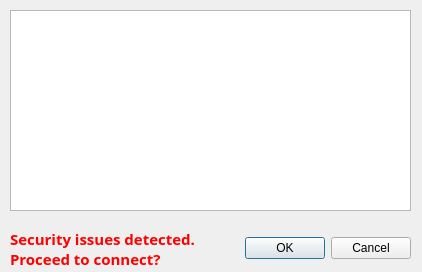
Old version of the form dialogsslerrors.ui in the repository rpoisel/telnetssl.
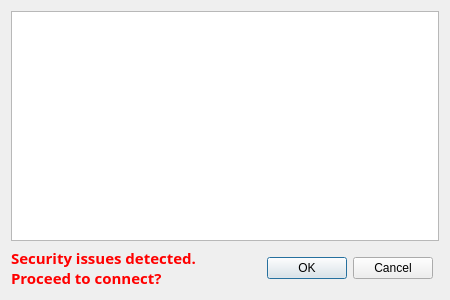
New version of the form.

```diff
--- a/dialogsslerrors.ui
+++ b/dialogsslerrors.ui
@@ -6,48 +6,25 @@
    <rect>
     <x>0</x>
     <y>0</y>
-    <width>422</width>
-    <height>272</height>
+    <width>450</width>
+    <height>300</height>
    </rect>
   </property>
+  <property name="minimumSize">
+   <size>
+    <width>450</width>
+    <height>300</height>
+   </size>
+  </property>
   <property name="windowTitle">
    <string>Dialog</string>
   </property>
-  <widget class="QDialogButtonBox" name="buttonBox">
-   <property name="geometry">
-    <rect>
-     <x>70</x>
-     <y>232</y>
-     <width>341</width>
-     <height>32</height>
-    </rect>
-   </property>
-   <property name="orientation">
-    <enum>Qt::Horizontal</enum>
-   </property>
-   <property name="standardButtons">
-    <set>QDialogButtonBox::Cancel|QDialogButtonBox::Ok</set>
-   </property>
-  </widget>
-  <widget class="QListWidget" name="listWidget">
-   <property name="geometry">
-    <rect>
-     <x>10</x>
-     <y>10</y>
-     <width>401</width>
-     <height>201</height>
-    </rect>
-   </property>
-  </widget>
+  <layout class="QGridLayout" name="gridLayout">
+   <item row="0" column="0" colspan="2">
+    <widget class="QListWidget" name="listWidget"/>
+   </item>
+   <item row="1" column="0" rowspan="3" colspan="2">
   <widget class="QLabel" name="label">
-   <property name="geometry">
-    <rect>
-     <x>10</x>
-     <y>228</y>
-     <width>221</width>
-     <height>41</height>
-    </rect>
-   </property>
    <property name="font">
     <font>
      <family>Sans Serif</family>
@@ -63,6 +40,18 @@
     <bool>false</bool>
    </property>
   </widget>
+   </item>
+   <item row="2" column="0">
+    <widget class="QDialogButtonBox" name="buttonBox">
+     <property name="orientation">
+      <enum>Qt::Horizontal</enum>
+     </property>
+     <property name="standardButtons">
+      <set>QDialogButtonBox::Cancel|QDialogButtonBox::Ok</set>
+     </property>
+    </widget>
+   </item>
+  </layout>
  </widget>
  <resources/>
  <connections>
```
Lines whose indentation alone changed are shown as unchanged.
